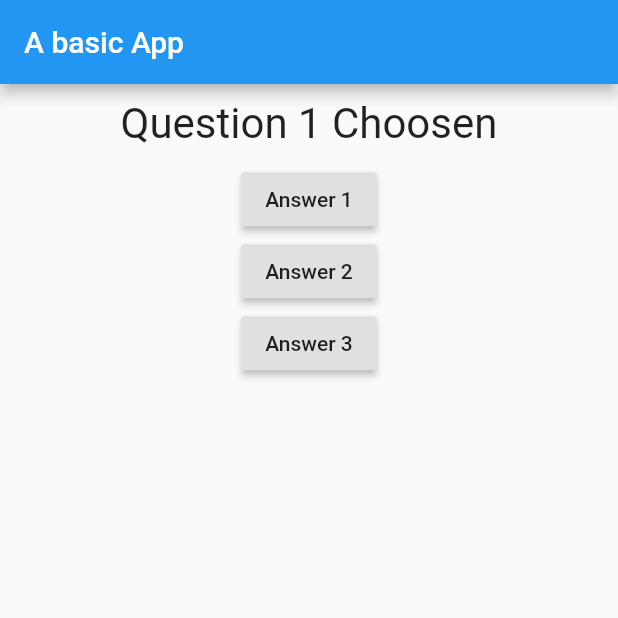
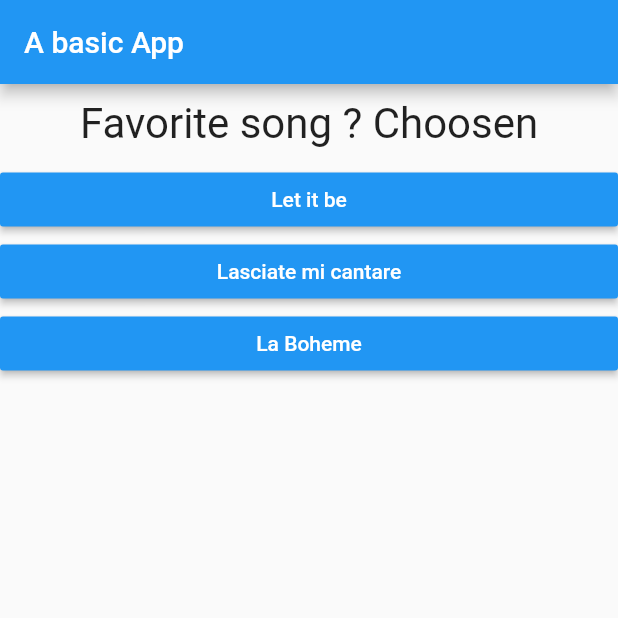
Before and after one commit to jossefaz/flutter_boilerplate, a Flutter app: the screen it shows after launch, on a phone screen of 412 x 824 dp, the top half of it. Run offline on Flutter 3.47's test engine with Material 2 defaults, Android fonts, the phone set to English and light mode, and no system bars.

```diff
--- /dev/null
+++ b/lib/answer.dart
@@ -0,0 +1,19 @@
+import 'package:flutter/material.dart';
+
+class Answer extends StatelessWidget {
+  final String answerText;
+  final Function cb;
+  Answer(this.answerText, this.cb);
+
+  @override
+  Widget build(BuildContext context) {
+    return Container(
+      width: double.infinity,
+      child: RaisedButton(
+          textColor: Colors.white,
+          color: Colors.blue,
+          child: Text(answerText),
+          onPressed: cb),
+    );
+  }
+}
--- a/lib/main.dart
+++ b/lib/main.dart
@@ -1,5 +1,6 @@
 import 'package:flutter/material.dart';
 import './question.dart';
+import './answer.dart';
 
 void main() => runApp(MyApp());
 
@@ -12,9 +13,22 @@ class MyApp extends StatefulWidget {
 
 class _MyAppState extends State<MyApp> {
   var _questionIndex = 0;
-  var questions = ["Question 1", "Question 2", "Question 3"];
+  var questions = [
+    {
+      "Question": "Favorite song ?",
+      "Answers": ['Let it be', 'Lasciate mi cantare', 'La Boheme']
+    },
+    {
+      "Question": "Favorite OS ?",
+      "Answers": ["Linux", "iOS", "Windows"]
+    },
+    {
+      "Question": "Favorite Tech ?",
+      "Answers": ["Python", "C++", "Golang"]
+    }
+  ];
   void _answerQuestion(int inputIndex) {
-    setState(() => _questionIndex = inputIndex);
+    setState(() => _questionIndex = inputIndex > 2 ? 0 : inputIndex);
   }
 
   @override
@@ -26,19 +40,11 @@ class _MyAppState extends State<MyApp> {
         ),
         body: Column(
           children: [
-            Question(questions[_questionIndex]),
-            RaisedButton(
-              child: Text('Answer 1'),
-              onPressed: () => _answerQuestion(0),
-            ),
-            RaisedButton(
-              child: Text('Answer 2'),
-              onPressed: () => _answerQuestion(1),
-            ),
-            RaisedButton(
-              child: Text('Answer 3'),
-              onPressed: () => _answerQuestion(2),
-            )
+            Question(questions[_questionIndex]["Question"]),
+            ...(questions[_questionIndex]["Answers"] as List<String>)
+                .map((answer) {
+              return Answer(answer, () => _answerQuestion(_questionIndex + 1));
+            }).toList()
           ],
         ),
       ),
```
